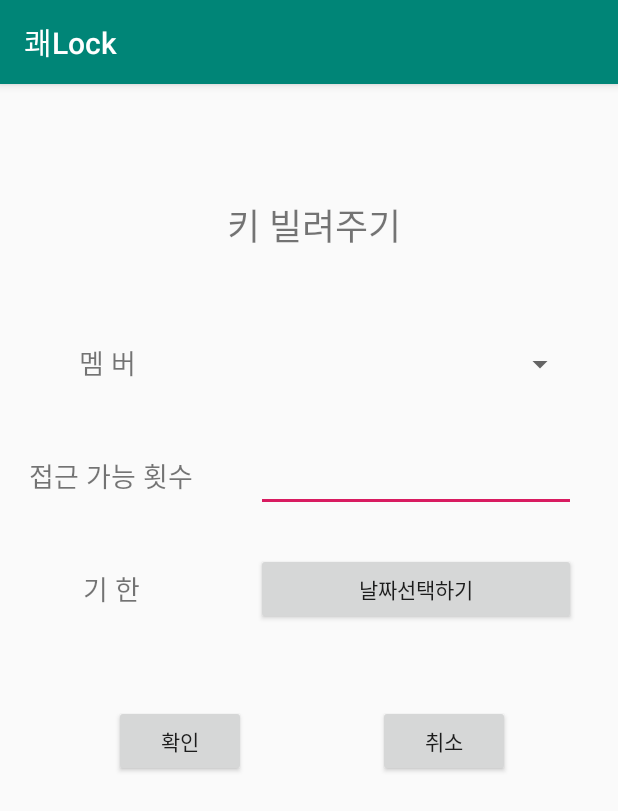
After one commit to ga-ak/Lock, an Android app: the LendKeyToUser screen opened directly, with no data from a screen before it, on a phone screen of 412 x 824 dp. The commit adds this screen. Shown: the top 811 px of the screen. Run offline under Robolectric (Android 15) with nearby library versions, the phone set to English and light mode, and no system bars.

Commit message:
2019.03.18. 김의산 4시 45분

```diff
--- a/app/src/main/AndroidManifest.xml
+++ b/app/src/main/AndroidManifest.xml
@@ -22,7 +22,7 @@
         android:supportsRtl="true"
         android:theme="@style/AppTheme"
         android:usesCleartextTraffic="true">
-        <activity android:name=".MainActivity"></activity>
+        <activity android:name=".MainActivity" />
         <activity android:name=".MyKeyWallet" />
 
         <!-- BEGIN_INCLUDE(CardEmulationManifest) -->
@@ -57,7 +57,9 @@
             </intent-filter>
         </activity>
         <activity android:name=".Signup" />
-        <activity android:name=".MyKeyUserManagement"></activity>
+        <activity android:name=".MyKeyUserManagement" />
+        <activity android:name=".AddDoorlock" />
+        <activity android:name=".LendKeyToUser"></activity>
     </application>
 
 </manifest>
--- /dev/null
+++ b/app/src/main/java/com/kim/cheolho/lock/LendKeyToUser.java
@@ -0,0 +1,73 @@
+package com.kim.cheolho.lock;
+
+import android.app.DatePickerDialog;
+import android.app.TimePickerDialog;
+import android.content.Intent;
+import android.graphics.Color;
+import android.support.v7.app.AppCompatActivity;
+import android.os.Bundle;
+import android.view.View;
+import android.widget.Button;
+import android.widget.DatePicker;
+import android.widget.EditText;
+import android.widget.Spinner;
+import android.widget.TimePicker;
+
+import java.util.Calendar;
+import java.util.GregorianCalendar;
+
+public class LendKeyToUser extends AppCompatActivity {
+
+    String user_list;
+    Button btn_lend_date_choose;
+    Spinner spin_lend_doorlock_member;
+    EditText edt_lend_doorlock_count;
+    int mYear, mMonth, mDay;
+
+    @Override
+    protected void onCreate(Bundle savedInstanceState) {
+        super.onCreate(savedInstanceState);
+        setContentView(R.layout.activity_lend_key_to_user);
+
+        Intent intent = getIntent();
+        user_list = intent.getStringExtra("user_list");
+
+        btn_lend_date_choose = findViewById(R.id.btn_lend_date_choose);
+        spin_lend_doorlock_member = findViewById(R.id.spin_lend_doorlock_member);
+        edt_lend_doorlock_count = findViewById(R.id.edt_lend_doorlock_count);
+
+        Calendar cal = new GregorianCalendar();
+        mYear = cal.get(Calendar.YEAR);
+        mMonth = cal.get(Calendar.MONTH);
+        mDay = cal.get(Calendar.DAY_OF_MONTH);
+
+        final DatePickerDialog.OnDateSetListener mDateSetListener = new DatePickerDialog.OnDateSetListener() {
+            @Override
+            public void onDateSet(DatePicker view, int year, int monthOfYear, int dayOfMonth) {
+                //사용자가 입력한 값을 가져온뒤
+                mYear = year;
+                mMonth = monthOfYear;
+                mDay = dayOfMonth + 1;
+
+                String expire_date = mYear + "-" + mMonth + "-" + mDay;
+                btn_lend_date_choose.setText(expire_date);
+                btn_lend_date_choose.setBackgroundColor(Color.WHITE);
+            }
+
+        };
+
+        btn_lend_date_choose.setOnClickListener(new View.OnClickListener() {
+            @Override
+            public void onClick(View v) {
+
+                new DatePickerDialog(getApplicationContext(), mDateSetListener, mYear, mMonth, mDay).show();
+
+            }
+        });
+
+//        spin_lend_doorlock_member
+
+
+    }
+
+}
--- a/app/src/main/java/com/kim/cheolho/lock/Login.java
+++ b/app/src/main/java/com/kim/cheolho/lock/Login.java
@@ -38,7 +38,7 @@ public class Login extends AppCompatActivity {
                 String url = StaticValues.url + "/login";
 
                 final String user_id = edt_login_id.getText().toString();
-                String user_pw = edt_login_pw.getText().toString();
+                final String user_pw = edt_login_pw.getText().toString();
 
                 gson = new Gson();
                 JsonObject jsonObject = new JsonObject();
@@ -58,6 +58,7 @@ public class Login extends AppCompatActivity {
                         LoginStatusDTO loginStatusDTO = gson.fromJson(jsonElement, LoginStatusDTO.class);
                         if (loginStatusDTO.isLoged()) {
                             StaticValues.login_id = user_id;
+                            StaticValues.login_pw = user_pw;
                             Intent intent = new Intent(getApplicationContext(), MyKeyWallet.class);
                             intent.putExtra("toMyKeyWallet", returnedJson);
                             startActivity(intent);
--- a/app/src/main/java/com/kim/cheolho/lock/StaticValues.java
+++ b/app/src/main/java/com/kim/cheolho/lock/StaticValues.java
@@ -3,4 +3,5 @@ package com.kim.cheolho.lock;
 public class StaticValues {
     public static String url = "http://192.168.1.2:9090/android";
     public static String login_id;
+    public static String login_pw;
 }
--- /dev/null
+++ b/app/src/main/res/layout/activity_lend_key_to_user.xml
@@ -0,0 +1,116 @@
+<?xml version="1.0" encoding="utf-8"?>
+<android.support.constraint.ConstraintLayout xmlns:android="http://schemas.android.com/apk/res/android"
+    xmlns:app="http://schemas.android.com/apk/res-auto"
+    xmlns:tools="http://schemas.android.com/tools"
+    android:layout_width="match_parent"
+    android:layout_height="match_parent"
+    tools:context=".LendKeyToUser">
+
+    <TextView
+        android:id="@+id/tv_lend_doorlock_title"
+        android:layout_width="wrap_content"
+        android:layout_height="wrap_content"
+        android:layout_marginStart="8dp"
+        android:layout_marginTop="8dp"
+        android:layout_marginEnd="1dp"
+        android:layout_marginBottom="8dp"
+        android:text="키 빌려주기"
+        android:textSize="24sp"
+        app:layout_constraintBottom_toBottomOf="parent"
+        app:layout_constraintEnd_toEndOf="parent"
+        app:layout_constraintStart_toStartOf="parent"
+        app:layout_constraintTop_toTopOf="parent"
+        app:layout_constraintVertical_bias="0.095" />
+
+    <TextView
+        android:id="@+id/tv_lend_doorlock_member"
+        android:layout_width="wrap_content"
+        android:layout_height="wrap_content"
+        android:layout_marginStart="48dp"
+        android:layout_marginTop="60dp"
+        android:layout_marginEnd="8dp"
+        android:text="멤 버"
+        android:textSize="18sp"
+        app:layout_constraintEnd_toStartOf="@+id/spin_lend_doorlock_member"
+        app:layout_constraintHorizontal_bias="0.061"
+        app:layout_constraintStart_toStartOf="parent"
+        app:layout_constraintTop_toBottomOf="@+id/tv_lend_doorlock_title" />
+
+    <TextView
+        android:id="@+id/tv_lend_doorlock_number"
+        android:layout_width="wrap_content"
+        android:layout_height="wrap_content"
+        android:layout_marginTop="48dp"
+        android:text="접근 가능 횟수"
+        android:textSize="18sp"
+        app:layout_constraintEnd_toEndOf="@+id/tv_lend_doorlock_member"
+        app:layout_constraintHorizontal_bias="0.471"
+        app:layout_constraintStart_toStartOf="@+id/tv_lend_doorlock_member"
+        app:layout_constraintTop_toBottomOf="@+id/tv_lend_doorlock_member" />
+
+    <TextView
+        android:id="@+id/tv_lend_doorlock_time"
+        android:layout_width="wrap_content"
+        android:layout_height="wrap_content"
+        android:layout_marginTop="48dp"
+        android:text="기 한"
+        android:textSize="18sp"
+        app:layout_constraintEnd_toEndOf="@+id/tv_lend_doorlock_number"
+        app:layout_constraintStart_toStartOf="@+id/tv_lend_doorlock_number"
+        app:layout_constraintTop_toBottomOf="@+id/tv_lend_doorlock_number" />
+
+    <Button
+        android:id="@+id/btn_lend_confirm"
+        android:layout_width="wrap_content"
+        android:layout_height="wrap_content"
+        android:layout_marginStart="76dp"
+        android:layout_marginTop="64dp"
+        android:text="확인"
+        app:layout_constraintStart_toStartOf="parent"
+        app:layout_constraintTop_toBottomOf="@+id/tv_lend_doorlock_time" />
+
+    <Button
+        android:id="@+id/btn_lend_doorlock_cancel"
+        android:layout_width="wrap_content"
+        android:layout_height="wrap_content"
+        android:layout_marginEnd="72dp"
+        android:text="취소"
+        app:layout_constraintBottom_toBottomOf="@+id/btn_lend_confirm"
+        app:layout_constraintEnd_toEndOf="parent"
+        app:layout_constraintTop_toTopOf="@+id/btn_lend_confirm"
+        app:layout_constraintVertical_bias="0.0" />
+
+    <Spinner
+        android:id="@+id/spin_lend_doorlock_member"
+        android:layout_width="214dp"
+        android:layout_height="43dp"
+        android:layout_marginEnd="28dp"
+        app:layout_constraintBottom_toBottomOf="@+id/tv_lend_doorlock_member"
+        app:layout_constraintEnd_toEndOf="parent"
+        app:layout_constraintTop_toTopOf="@+id/tv_lend_doorlock_member"
+        app:layout_constraintVertical_bias="0.444" />
+
+    <EditText
+        android:id="@+id/edt_lend_doorlock_count"
+        android:layout_width="wrap_content"
+        android:layout_height="wrap_content"
+        android:ems="10"
+        android:inputType="textPersonName"
+        app:layout_constraintBottom_toBottomOf="@+id/tv_lend_doorlock_number"
+        app:layout_constraintEnd_toEndOf="@+id/spin_lend_doorlock_member"
+        app:layout_constraintHorizontal_bias="1.0"
+        app:layout_constraintStart_toStartOf="@+id/spin_lend_doorlock_member"
+        app:layout_constraintTop_toTopOf="@+id/tv_lend_doorlock_number"
+        app:layout_constraintVertical_bias="0.428" />
+
+    <Button
+        android:id="@+id/btn_lend_date_choose"
+        android:layout_width="0dp"
+        android:layout_height="wrap_content"
+        android:text="날짜선택하기"
+        app:layout_constraintBottom_toBottomOf="@+id/tv_lend_doorlock_time"
+        app:layout_constraintEnd_toEndOf="@+id/edt_lend_doorlock_count"
+        app:layout_constraintStart_toStartOf="@+id/edt_lend_doorlock_count"
+        app:layout_constraintTop_toTopOf="@+id/tv_lend_doorlock_time" />
+
+</android.support.constraint.ConstraintLayout>
```
Also changed, not shown: app/src/main/java/com/kim/cheolho/lock/AddDoorlock.java (added, +129 -0 lines), app/src/main/java/com/kim/cheolho/lock/BooleanAnswerFromServer.java (added, +14 -0 lines), app/src/main/java/com/kim/cheolho/lock/MyKeyManagement.java (+71 -19 lines), app/src/main/java/com/kim/cheolho/lock/MyKeyUserManagement.java (+23 -0 lines), app/src/main/java/com/kim/cheolho/lock/MyKeyWallet.java (+8 -1 lines), app/src/main/res/layout/activity_add_doorlock.xml (added, +119 -0 lines), app/src/main/res/layout/activity_my_key_management.xml (+24 -1 lines), app/src/main/res/layout/activity_my_key_user_management.xml (+21 -1 lines).
